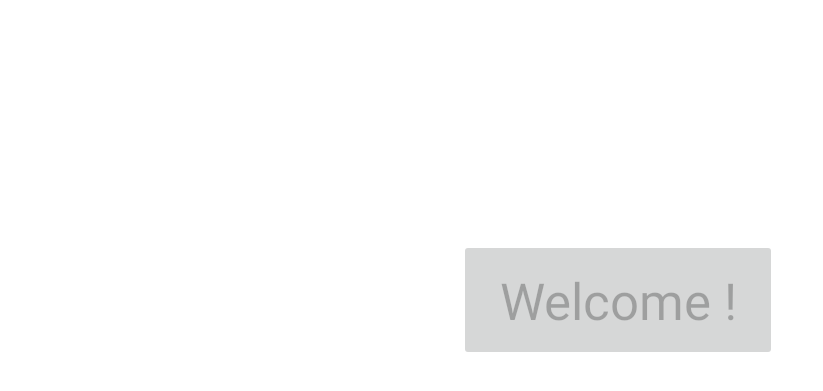
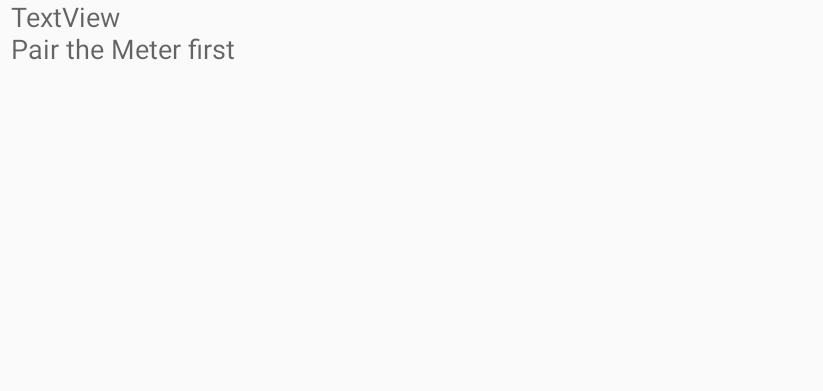
Before and after one commit to ShamSinha/OCPPcharger, an Android app: the screen it shows after launch (MainActivity), on a phone screen of 824 x 412 dp (held sideways). Shown: the top 391 px of the screen, without its empty margins (0-823 px from the left). Run offline under Robolectric (Android 15) with nearby library versions, the phone set to English and light mode, and no system bars; libraries missing offline, so code that uses them is left out: javax.websocket.

Commit message:
new commit

```diff
--- a/app/src/main/java/ChargingStationRequest/BootNotificationRequest.java
+++ b/app/src/main/java/ChargingStationRequest/BootNotificationRequest.java
@@ -13,6 +13,9 @@ public class BootNotificationRequest {
     public static void setReason(BootReasonEnumType reason) {  // use when reason is different type of PowerUp
         BootNotificationRequest.reason = reason;
     }
+    public static BootReasonEnumType getReason() {
+        return BootNotificationRequest.reason ;
+    }
 
     public static JSONObject payload() throws JSONException {
         JSONObject jo  = new JSONObject();
--- /dev/null
+++ b/app/src/main/java/EnumDataType/OCPPTransportEnumType.java
@@ -0,0 +1,5 @@
+package EnumDataType;
+
+public enum OCPPTransportEnumType {
+    JSON , SOAP
+}
--- a/app/src/main/java/UseCasesOCPP/SendRequestToCSMS.java
+++ b/app/src/main/java/UseCasesOCPP/SendRequestToCSMS.java
@@ -19,7 +19,7 @@ import EnumDataType.TransactionEventEnumType;
 
 
 public class SendRequestToCSMS {
-    MyClientEndpoint myClientEndpoint = new MyClientEndpoint();
+    private MyClientEndpoint myClientEndpoint = new MyClientEndpoint();
 
     // BootReason default  = PowerUp
 
--- a/app/src/main/java/com/example/chargergui/MainActivity.java
+++ b/app/src/main/java/com/example/chargergui/MainActivity.java
@@ -6,19 +6,24 @@ import android.bluetooth.BluetoothDevice;
 import android.bluetooth.BluetoothSocket;
 import android.content.Intent;
 import android.os.Bundle;
+import android.os.CountDownTimer;
 import android.os.Handler;
-import android.view.View;
 import android.view.Window;
 import android.view.WindowManager;
-import android.widget.Button;
 import android.widget.TextView;
-import android.widget.Toast;
+
+import org.json.JSONException;
 
 import java.io.IOException;
 import java.io.InputStream;
 import java.io.OutputStream;
 import java.util.Set;
 import java.util.UUID;
+
+import javax.websocket.EncodeException;
+
+import EnumDataType.RegistrationStatusEnumType;
+import UseCasesOCPP.SendRequestToCSMS;
 
 
 public class MainActivity extends Activity {
@@ -31,10 +36,8 @@ public class MainActivity extends Activity {
     public OutputStream outputStream;
     public InputStream inputStream;
     boolean deviceConnected = false;
-    Button welcome ;
-    TextView textView;
-    TextView websocket ;
-
+    TextView Boot;
+    String DEVICE_ADDRESS = "98:D3:32:71:14:A8";
 
     @Override
     protected void onCreate(Bundle savedInstanceState) {
@@ -43,44 +46,53 @@ public class MainActivity extends Activity {
         getWindow().setFlags(WindowManager.LayoutParams.FLAG_FULLSCREEN,
                 WindowManager.LayoutParams.FLAG_FULLSCREEN);
         setContentView(R.layout.activity_main);
-        textView = (TextView) findViewById(R.id.viewblue);
-        textView.setVisibility(View.INVISIBLE);
-        welcome = (Button) findViewById(R.id.button);
-        websocket = (TextView) findViewById(R.id.viewwebsocket);
-        websocket.setVisibility(View.INVISIBLE);
+        Boot = (TextView) findViewById(R.id.boottext);
     }
 
 
     @Override
     protected void onStart() {
         super.onStart();
-        welcome.setEnabled(false);
-
-        MyClientEndpoint myClientEndpoint = new MyClientEndpoint();
-        myClientEndpoint.ConnectClientToServer(websocket);
 
         if(BTinit()){
-            textView.setVisibility(View.VISIBLE);
-            textView.setText(R.string.connmicrocontroller);
+
+            Boot.append("\nConnection to Meter Established.\n");
             if (BTconnect()){
-                textView.setText(R.string.connmicrocontroller + R.string.inoutwork);
-                welcome.setEnabled(true);
+                Boot.append("\n InputStream and OutputStream Established");
             }
         }
-        BluetoothThreadforCablePlug();
+        StartConnection();
     }
 
-    public void OnClickWelcome(View view){
-        Intent w = new Intent(MainActivity.this, WelcomeAndStart.class);
-        startActivity(w);
+    private void StartConnection(){
+        MyClientEndpoint myClientEndpoint = new MyClientEndpoint();
+        myClientEndpoint.ConnectClientToServer(Boot);
+
+        if(StoreResponseFromCSMS.status == RegistrationStatusEnumType.Accepted){
+            Intent i = new Intent(MainActivity.this , WelcomeAndStart.class);
+            startActivity(i);
+        }
+        if(StoreResponseFromCSMS.status == RegistrationStatusEnumType.Pending || StoreResponseFromCSMS.status == RegistrationStatusEnumType.Rejected) {
+            new CountDownTimer(StoreResponseFromCSMS.interval*1000, 1000) {
+                public void onTick(long millisUntilFinished) {
+
+                }
+                public void onFinish() {
+                    StartConnection();
+                }
+
+            };
+        }
     }
 
     public boolean BTinit() {
         boolean found = false;
         BluetoothAdapter bluetoothAdapter = BluetoothAdapter.getDefaultAdapter();
         if (bluetoothAdapter == null) {
-            Toast.makeText(getApplicationContext(), "Device doesnt Support Bluetooth", Toast.LENGTH_SHORT).show();
+            Boot.append("\nDevice doesnot Support Bluetooth\n");
+            //Toast.makeText(getApplicationContext(), "Device doesnt Support Bluetooth", Toast.LENGTH_SHORT).show();
         }
+        assert bluetoothAdapter != null;
         if (!bluetoothAdapter.isEnabled()) {
             Intent enableAdapter = new Intent(BluetoothAdapter.ACTION_REQUEST_ENABLE);
             startActivityForResult(enableAdapter, 0);
@@ -92,11 +104,14 @@ public class MainActivity extends Activity {
         }
         Set<BluetoothDevice> bondedDevices = bluetoothAdapter.getBondedDevices();
         if (bondedDevices.isEmpty()) {
-            Toast.makeText(getApplicationContext(), "Please Pair the Device first", Toast.LENGTH_SHORT).show();
+            Boot.append("\nPair the Meter first\n");
+            //Toast.makeText(getApplicationContext(), "Please Pair the Device first", Toast.LENGTH_SHORT).show();
         } else {
             for (BluetoothDevice iterator : bondedDevices) {
-                String DEVICE_ADDRESS = "98:D3:32:71:14:A8";
+                //DEVICE_ADDRESS = "98:D3:32:71:14:A8";
+                Boot.append("\nConnecting To Meter" + DEVICE_ADDRESS + "\n");
                 if (iterator.getAddress().equals(DEVICE_ADDRESS)) {
+                    Boot.append(". ");
                     device = iterator;
                     found = true;
                     break;
--- a/app/src/main/java/com/example/chargergui/MyClientEndpoint.java
+++ b/app/src/main/java/com/example/chargergui/MyClientEndpoint.java
@@ -1,39 +1,31 @@
 package com.example.chargergui;
 
-import android.content.Intent;
 import android.widget.TextView;
 
 import org.json.JSONException;
 import org.json.JSONObject;
 
 import java.io.IOException;
-import java.io.UnsupportedEncodingException;
 import java.net.URI;
 import java.net.URISyntaxException;
 import java.nio.ByteBuffer;
-import java.util.logging.Logger;
 
 import javax.websocket.ClientEndpoint ;
 import javax.websocket.ContainerProvider;
 import javax.websocket.DeploymentException;
 import javax.websocket.EncodeException;
 import javax.websocket.OnOpen ;
-import javax.websocket.OnClose ;
 import javax.websocket.OnMessage ;
-import javax.websocket.OnError ;
-import javax.websocket.RemoteEndpoint;
 import javax.websocket.Session;
-import javax.websocket.Decoder;
-import javax.websocket.Encoder ;
 import javax.websocket.WebSocketContainer;
 
 import ChargingStationRequest.BootNotificationRequest;
 import ChargingStationRequest.TransactionEventRequest;
 import ChargingStationResponse.CostUpdatedResponse;
-import ChargingStationResponse.ReserveNowResponse;
 import ChargingStationResponse.ResetResponse;
 import ChargingStationResponse.SetDisplayMessageResponse;
 import Controller_Components.OCPPCommCtrlr;
+import DataType.ChargingStationType;
 import DataType.IdTokenInfoType;
 import DataType.IdTokenType;
 import DataType.MessageContentType;
@@ -53,10 +45,10 @@ import UseCasesOCPP.SendRequestToCSMS;
 public class MyClientEndpoint  {
 
     private Session session ;
-    SendRequestToCSMS toCSMS = new SendRequestToCSMS() ;
+    private SendRequestToCSMS toCSMS = new SendRequestToCSMS() ;
 
 
-    Session ConnectClientToServer(final TextView text) {
+    void ConnectClientToServer(final TextView text) {
         Thread thread = new Thread(new Runnable() {
             @Override
             public void run() {
@@ -64,7 +56,6 @@ public class MyClientEndpoint  {
             }
         });
         thread.start();
-        return session;
     }
 
     private void connectToWebSocket(TextView text) {
@@ -73,16 +64,29 @@ public class MyClientEndpoint  {
         URI uri = URI.create("ws://0f53e667.ngrok.io/mavenjavafxserver/chat");
         try {
             session = container.connectToServer(this, uri);
+
             if(session != null){
+                text.append("Connection with CSMS Established");
+                text.append("\nConnected to Session :"+ session.getId() + "\n" );
+                text.append("\nBoot Reason: "+ BootNotificationRequest.getReason()+"\n");
+                text.append("\nCharging Station\n");
+                text.append("\nserialNumber: "+ChargingStationType.serialNumber+"\n");
+                text.append("\nmodel: "+ChargingStationType.model+"\n");
+                text.append("\nvendorName: "+ChargingStationType.vendorName+"\n");
+                text.append("\nfirmwareVersion: "+ChargingStationType.firmwareVersion+"\n");
+                text.append("\nmodem: "+ChargingStationType.modem+"\n");
+                text.append("\nSending BootNotificationRequest to CSMS\n");
                 toCSMS.sendBootNotificationRequest();
-                text.setText("Connected to Session : \n" + session.getId() + "\n" +  R.string.conncsms);
+                if(CALLRESULT.MessageId.equals(CALL.MessageId)){
+                    text.append("\nBoot status: "+ StoreResponseFromCSMS.status + "\n");
+                }
             }
         } catch (DeploymentException e) {
             e.printStackTrace();
-            text.setText("Deployment Exception"+ R.string.conncsmsnot);
+            text.append("\nDeployment Exception"+ R.string.conncsmsnot + "\n");
         } catch (IOException e) {
             e.printStackTrace();
-            text.setText("IO Exception" + R.string.conncsmsnot);
+            text.append("\nIO Exception" + R.string.conncsmsnot+"\n");
         } catch (EncodeException e) {
             e.printStackTrace();
         } catch (JSONException e) {
@@ -97,9 +101,9 @@ public class MyClientEndpoint  {
             public void run() {
                 try {
                     session.getBasicRemote().sendObject(call);
-                    //textView1.setText("Message Sent");
+
                 } catch (IOException | EncodeException e) {
-                    //textView1.setText("IOException in sending Message");
+
                     e.printStackTrace();
                 }
             }
@@ -112,9 +116,9 @@ public class MyClientEndpoint  {
             public void run() {
                 try {
                     session.getBasicRemote().sendObject(callresult);
-                    //textView1.setText("Message Sent");
+
                 } catch (IOException | EncodeException e) {
-                    //textView1.setText("IOException in sending Message");
+
                     e.printStackTrace();
                 }
             }
@@ -128,9 +132,9 @@ public class MyClientEndpoint  {
             public void run() {
                 try {
                     session.getBasicRemote().sendObject(callerror);
-                    //textView1.setText("Message Sent");
+
                 } catch (IOException | EncodeException e) {
-                    //textView1.setText("IOException in sending Message");
+
                     e.printStackTrace();
                 }
             }
@@ -167,7 +171,6 @@ public class MyClientEndpoint  {
                     payload = CostUpdatedResponse.payload();
                     break;
                 case "SetDisplayMessage":
-
                     payload = SetDisplayMessageResponse.payload();
                     break;
                 case "Reset":
@@ -190,8 +193,13 @@ public class MyClientEndpoint  {
                 switch (CALL.Action) {
 
                     case "BootNotification":
-                        RegistrationStatusEnumType r = RegistrationStatusEnumType.valueOf(payload.getString("status"));
-                        OCPPCommCtrlr.HeartbeatInterval = payload.getInt("interval") ;
+                        StoreResponseFromCSMS.status = RegistrationStatusEnumType.valueOf(payload.getString("status"));
+                        if(StoreResponseFromCSMS.status == RegistrationStatusEnumType.Accepted) {
+                            OCPPCommCtrlr.HeartbeatInterval = payload.getInt("interval");
+                        }
+                        if(StoreResponseFromCSMS.status == RegistrationStatusEnumType.Rejected || StoreResponseFromCSMS.status == RegistrationStatusEnumType.Pending ){
+                            StoreResponseFromCSMS.interval = payload.getInt("interval");
+                        }
                         break;
                     case "Authorize":
 
@@ -206,7 +214,6 @@ public class MyClientEndpoint  {
 
                         break;
                     case "StatusNotification":
-
 
 
                         break;
--- a/app/src/main/res/layout-land/activity_main.xml
+++ b/app/src/main/res/layout-land/activity_main.xml
@@ -2,46 +2,19 @@
 <androidx.constraintlayout.widget.ConstraintLayout xmlns:android="http://schemas.android.com/apk/res/android"
     xmlns:app="http://schemas.android.com/apk/res-auto"
     xmlns:tools="http://schemas.android.com/tools"
-    android:id="@+id/container"
     android:layout_width="match_parent"
-    android:layout_height="match_parent"
-    android:background="#FFFFFF"
-    android:paddingTop="?attr/actionBarSize"
-    android:visibility="visible">
+    android:layout_height="match_parent">
 
-
-    <Button
-        android:id="@+id/button"
-        android:layout_width="212dp"
-        android:layout_height="81dp"
-        android:onClick="OnClickWelcome"
-        android:text="@string/welcome"
-        android:textAppearance="@style/TextAppearance.AppCompat.Display1"
+    <TextView
+        android:id="@+id/boottext"
+        android:layout_width="702dp"
+        android:layout_height="424dp"
+        android:text="TextView"
+        android:textAppearance="@style/TextAppearance.AppCompat.Medium"
         app:layout_constraintBottom_toBottomOf="parent"
         app:layout_constraintEnd_toEndOf="parent"
+        app:layout_constraintHorizontal_bias="0.061"
         app:layout_constraintStart_toStartOf="parent"
         app:layout_constraintTop_toTopOf="parent"
-        app:layout_constraintVertical_bias="0.393" />
-
-    <TextView
-        android:id="@+id/viewblue"
-        android:layout_width="103dp"
-        android:layout_height="62dp"
-        android:textAppearance="@style/TextAppearance.AppCompat.Display1"
-        app:layout_constraintBottom_toBottomOf="parent"
-        app:layout_constraintEnd_toEndOf="parent"
-        app:layout_constraintStart_toStartOf="parent"
-        app:layout_constraintTop_toBottomOf="@+id/button"
-        app:layout_constraintVertical_bias="0.383" />
-
-    <TextView
-        android:id="@+id/viewwebsocket"
-        android:layout_width="106dp"
-        android:layout_height="47dp"
-        android:textAppearance="@style/TextAppearance.AppCompat.Display1"
-        app:layout_constraintBottom_toBottomOf="parent"
-        app:layout_constraintEnd_toEndOf="parent"
-        app:layout_constraintHorizontal_bias="0.5"
-        app:layout_constraintStart_toStartOf="parent"
-        app:layout_constraintTop_toBottomOf="@+id/viewblue" />
+        app:layout_constraintVertical_bias="0.214" />
 </androidx.constraintlayout.widget.ConstraintLayout>
--- a/app/src/main/res/layout/activity_main.xml
+++ /dev/null
@@ -1,20 +0,0 @@
-<?xml version="1.0" encoding="utf-8"?>
-<androidx.constraintlayout.widget.ConstraintLayout xmlns:android="http://schemas.android.com/apk/res/android"
-    xmlns:app="http://schemas.android.com/apk/res-auto"
-    xmlns:tools="http://schemas.android.com/tools"
-    android:id="@+id/container"
-    android:layout_width="match_parent"
-    android:layout_height="match_parent"
-    android:paddingTop="?attr/actionBarSize">
-
-
-    <Button
-        android:id="@+id/button"
-        android:layout_width="wrap_content"
-        android:layout_height="wrap_content"
-        android:text="@string/welcome_n_connect_charger"
-        app:layout_constraintBottom_toBottomOf="parent"
-        app:layout_constraintEnd_toEndOf="parent"
-        app:layout_constraintStart_toStartOf="parent"
-        app:layout_constraintTop_toTopOf="parent" />
-</androidx.constraintlayout.widget.ConstraintLayout>
```
Also changed, not shown: app/src/main/java/DataType/NetworkConnectionProfileType.java (added, +15 -0 lines), app/src/main/java/EnumDataType/OCPPInterfaceEnumType.java (added, +12 -0 lines), app/src/main/java/EnumDataType/OCPPVersionEnumType.java (added, +8 -0 lines), app/src/main/java/com/example/chargergui/StoreResponseFromCSMS.java (added, +11 -0 lines), app/src/main/res/layout-land/activity_socdisplay.xml (+5 -4 lines).
